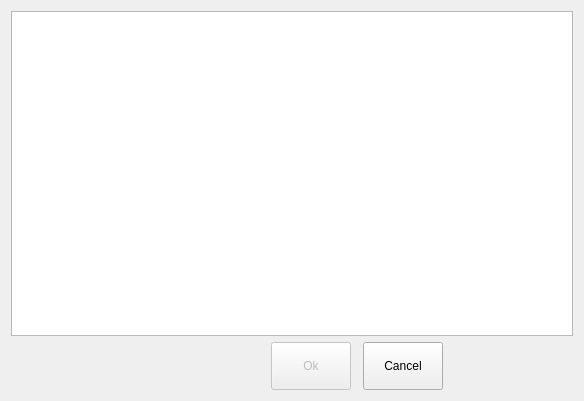
Inkane/Tribe, file ui/widgets/avatardialog.ui: the form before one commit.
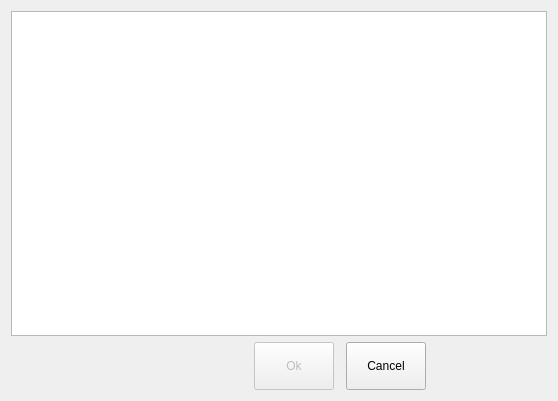
The form after the commit.

What changed in the file:
```diff
--- a/ui/widgets/avatardialog.ui
+++ b/ui/widgets/avatardialog.ui
@@ -6,7 +6,7 @@
    <rect>
     <x>0</x>
     <y>0</y>
-    <width>584</width>
+    <width>558</width>
     <height>401</height>
    </rect>
   </property>
```
